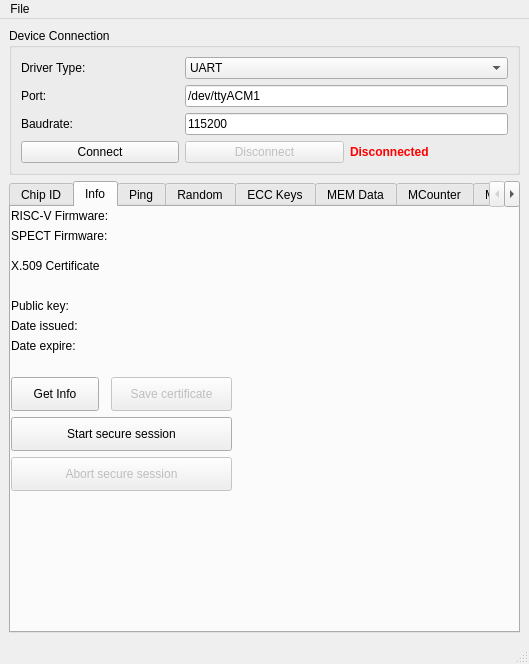
Qt form mainwindow.ui (petrkr/tropic01manager) before a commit.
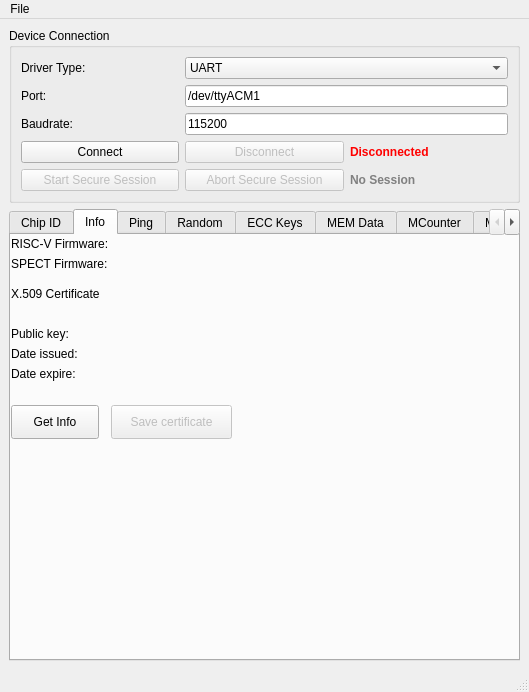
The same form after that commit. The open tabs and pages were chosen to show the change.

Commit message: Moved Start/abort session to device connect group

What changed in the file:
```diff
--- a/mainwindow.ui
+++ b/mainwindow.ui
@@ -103,6 +103,36 @@
          </property>
         </widget>
        </item>
+       <item row="4" column="0">
+        <widget class="QPushButton" name="btnStartSecureSession">
+         <property name="enabled">
+          <bool>false</bool>
+         </property>
+         <property name="text">
+          <string>Start Secure Session</string>
+         </property>
+        </widget>
+       </item>
+       <item row="4" column="1">
+        <widget class="QPushButton" name="btnAbortSecureSession">
+         <property name="enabled">
+          <bool>false</bool>
+         </property>
+         <property name="text">
+          <string>Abort Secure Session</string>
+         </property>
+        </widget>
+       </item>
+       <item row="4" column="2">
+        <widget class="QLabel" name="lblSessionStatus">
+         <property name="text">
+          <string>No Session</string>
+         </property>
+         <property name="styleSheet">
+          <string notr="true">color: gray; font-weight: bold;</string>
+         </property>
+        </widget>
+       </item>
       </layout>
      </widget>
     </item>
@@ -541,35 +571,6 @@
          <string>Save certificate</string>
         </property>
        </widget>
-       <widget class="QPushButton" name="btnStartSecureSession">
-        <property name="geometry">
-         <rect>
-          <x>0</x>
-          <y>210</y>
-          <width>221</width>
-          <height>34</height>
-         </rect>
-        </property>
-        <property name="text">
-         <string>Start secure session</string>
-        </property>
-       </widget>
-       <widget class="QPushButton" name="btnAbortSecureSession">
-        <property name="enabled">
-         <bool>false</bool>
-        </property>
-        <property name="geometry">
-         <rect>
-          <x>0</x>
-          <y>250</y>
-          <width>221</width>
-          <height>34</height>
-         </rect>
-        </property>
-        <property name="text">
-         <string>Abort secure session</string>
-        </property>
-       </widget>
       </widget>
       <widget class="QWidget" name="tab_2">
        <attribute name="title">
```
The commit also changes 1 other file.
